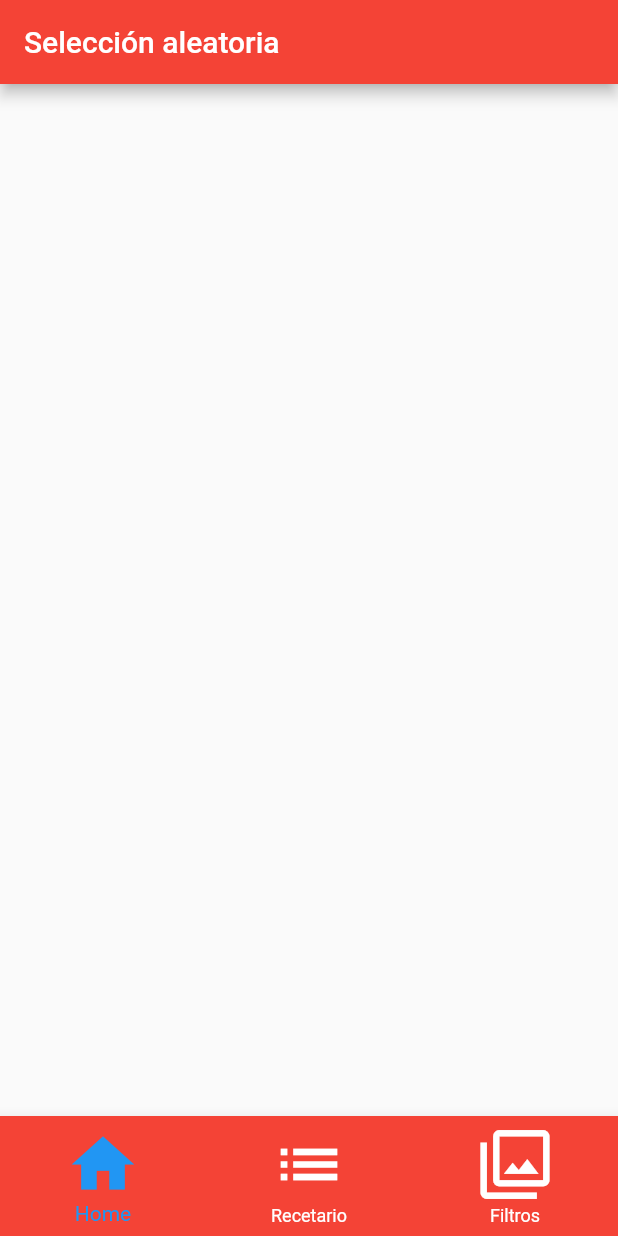
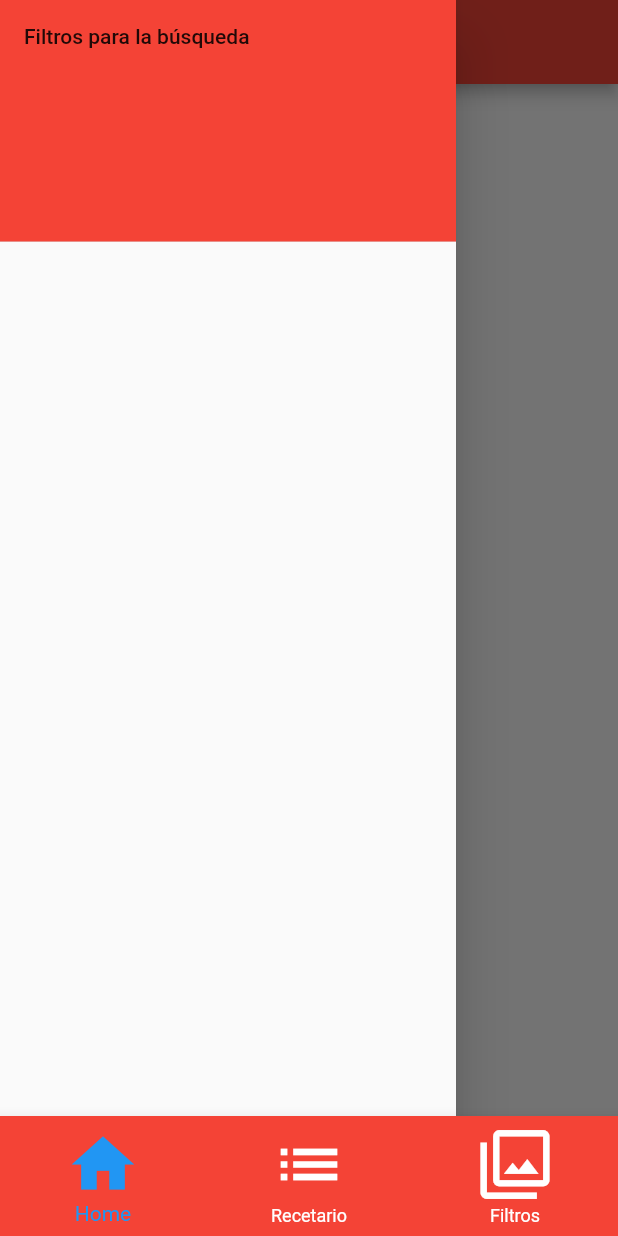
Before and after one commit to alejandrosan-alumn/ProyectoFinCiclo, a Flutter app: the screen it shows after launch, with the side drawer open (before the commit the screen has no drawer), on a phone screen of 412 x 824 dp. Run offline on Flutter 3.47's test engine with Material 2 defaults, Android fonts, the phone set to English and light mode, and no system bars; our stand-ins replace hive; accounts and stored records are empty.

Commit message:
Añadido un Drawer que permitirá navegar entre los filtros que hay disponibles.

```diff
--- a/randomMix/lib/HomePage.dart
+++ b/randomMix/lib/HomePage.dart
@@ -24,7 +24,16 @@ class _HomePage extends State<HomePage>{
 
     appBar: AppBar(
       title: Text('Selección aleatoria'),
+      leading: Builder(
+        builder: (context){
+          return IconButton(
+              icon: Icon(Icons.filter_alt),
+            onPressed: () => Scaffold.of(context).openDrawer(),
+          );
+        }
+      ),
     ),
+    drawer: MenuFiltro(context),
     body: FutureBuilder(
         future: recetaProvider.InicializarBox(),
         builder: (context, snapShot){
@@ -35,6 +44,23 @@ class _HomePage extends State<HomePage>{
         }
     ),
   );
+
+  Drawer MenuFiltro(BuildContext context){
+
+    return new Drawer(
+      child: ListView(
+        padding: EdgeInsets.zero,
+        children: [
+          const DrawerHeader(
+              decoration: BoxDecoration(
+                color: Colors.red,
+              ),
+            child: Text('Filtros para la búsqueda'),
+          ),
+        ],
+      ),
+    );
+  }
 
   Center BotonesSeleccion(BuildContext context){
 
```
